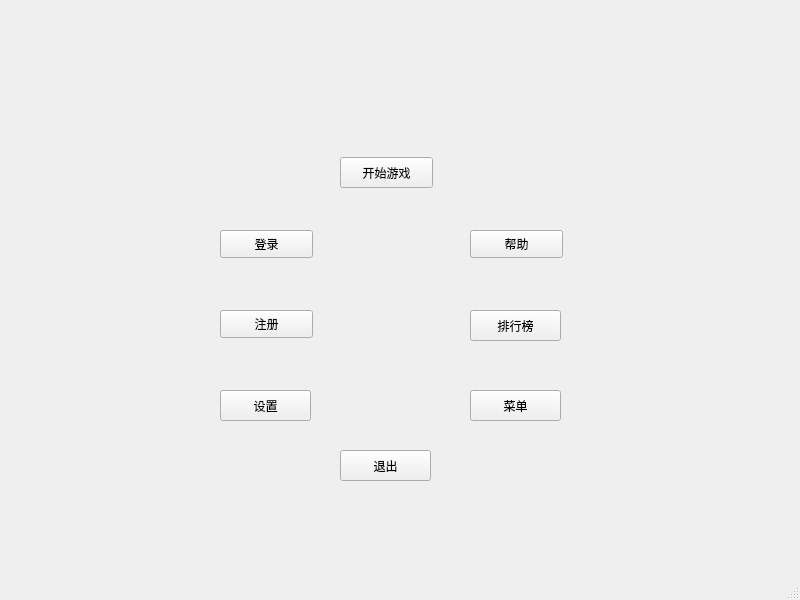
Old version of the form Bejeweled/cbejeweleddlg.ui in the repository Paitesanshi/Data-Structure-Project.
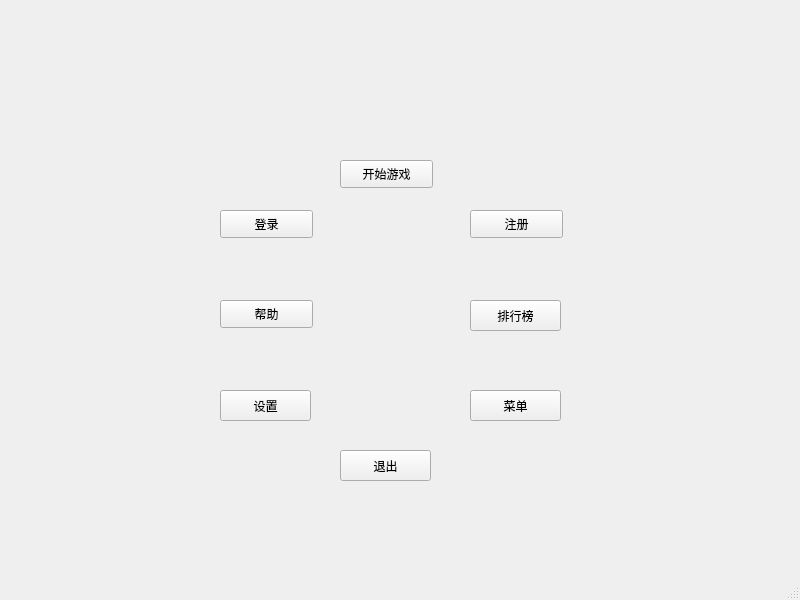
New version of the form.

```diff
--- a/Bejeweled/cbejeweleddlg.ui
+++ b/Bejeweled/cbejeweleddlg.ui
@@ -18,9 +18,6 @@
     <property name="geometry">
      <rect>
       <x>340</x>
-      <y>157</y>
-      <width>93</width>
-      <height>31</height>
       <y>160</y>
       <width>93</width>
       <height>28</height>
@@ -33,10 +30,8 @@
    <widget class="QPushButton" name="pushButton_2">
     <property name="geometry">
      <rect>
-      <x>470</x>
-      <y>230</y>
-      <x>340</x>
-      <y>370</y>
+      <x>220</x>
+      <y>300</y>
       <width>93</width>
       <height>28</height>
      </rect>
@@ -49,8 +44,7 @@
     <property name="geometry">
      <rect>
       <x>220</x>
-      <x>340</x>
-      <y>230</y>
+      <y>210</y>
       <width>93</width>
       <height>28</height>
      </rect>
@@ -62,10 +56,8 @@
    <widget class="QPushButton" name="pushButton_4">
     <property name="geometry">
      <rect>
-      <x>220</x>
-      <y>310</y>
-      <x>340</x>
-      <y>300</y>
+      <x>470</x>
+      <y>210</y>
       <width>93</width>
       <height>28</height>
      </rect>
@@ -91,7 +83,7 @@
     <property name="geometry">
      <rect>
       <x>470</x>
-      <y>310</y>
+      <y>300</y>
       <width>91</width>
       <height>31</height>
      </rect>
```
Left out of the diff: 1 changed line with no effect on the pictures.
